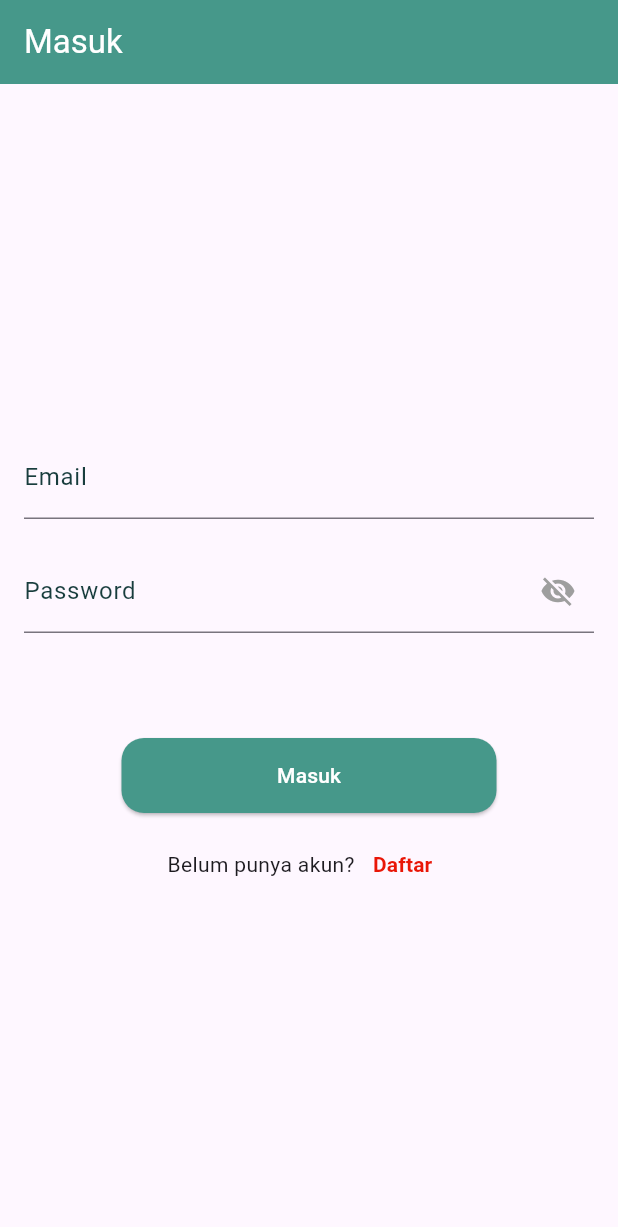
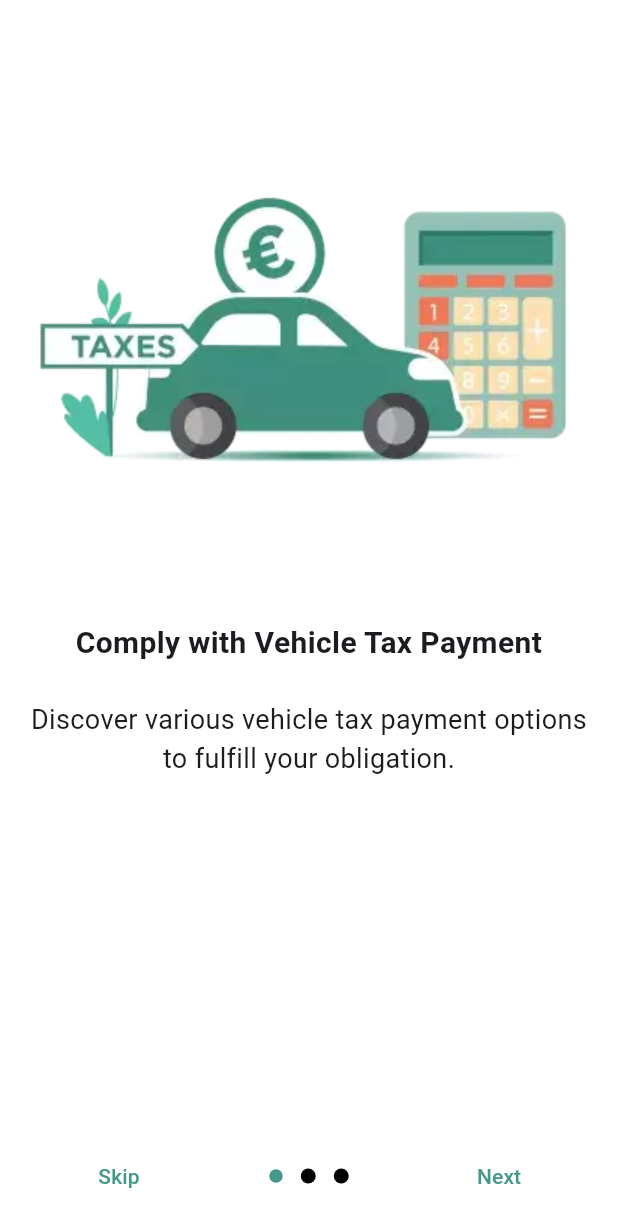
Before and after one commit to IkhwanWahyudi/MobiTax, a Flutter app: the screen it shows after launch, on a phone screen of 412 x 824 dp. Shown: the top 1227 px of the screen. Run offline on Flutter 3.47's test engine with Material 3 defaults, Android fonts, the phone set to English and light mode, and no system bars; drawn by our look-alikes of introduction_screen; our stand-ins replace cloud_firestore, firebase_auth, firebase_core; accounts and stored records are empty.

Commit message:
introduction Page

```diff
--- /dev/null
+++ b/lib/introductionPage.dart
@@ -0,0 +1,122 @@
+import 'package:flutter/material.dart';
+import 'package:introduction_screen/introduction_screen.dart';
+import 'package:mobi_tax/sign_in.dart';
+
+class IntroductionPage extends StatefulWidget {
+  const IntroductionPage({Key? key});
+
+  @override
+  _IntroductionPageState createState() => _IntroductionPageState();
+}
+
+class _IntroductionPageState extends State<IntroductionPage> {
+  final introKey = GlobalKey<IntroductionScreenState>();
+
+  void _onIntroductionComplete() {
+    Navigator.pushReplacement(
+      context,
+      MaterialPageRoute(builder: (context) => const SignIn()),
+    );
+  }
+
+  void _onIntroductionSkip() {
+    Navigator.pushReplacement(
+      context,
+      MaterialPageRoute(builder: (context) => const SignIn()),
+    );
+  }
+
+  @override
+  Widget build(BuildContext context) {
+    return Scaffold(
+      body: Theme(
+        data: ThemeData.light(),
+        child: IntroductionScreen(
+          dotsDecorator: const DotsDecorator(
+            size: Size(10.0, 10.0),
+            color: Colors.black, // Warna default indikator
+            activeColor: Color.fromRGBO(70, 152, 138,
+                1), // Warna indikator aktif (yang menunjukkan halaman saat ini)
+          ),
+          showSkipButton: true,
+          skip: const Text(
+            "Skip",
+            style: TextStyle(
+              color: Color.fromRGBO(70, 152, 138, 1),
+            ),
+          ),
+          next: const Text(
+            "Next",
+            style: TextStyle(
+              color: Color.fromRGBO(70, 152, 138, 1),
+            ),
+          ),
+          done: const Text(
+            "Finish",
+            style: TextStyle(
+              color: Color.fromRGBO(70, 152, 138, 1),
+            ),
+          ),
+          onDone: _onIntroductionComplete,
+          onSkip: _onIntroductionSkip,
+          pages: [
+            PageViewModel(
+              title: "Comply with Vehicle Tax Payment",
+              body:
+                  "Discover various vehicle tax payment options to fulfill your obligation.",
+              image: Padding(
+                padding: const EdgeInsets.only(top: 50),
+                child: Container(
+                  alignment: Alignment.topCenter,
+                  child: Image.asset(
+                    'assets/tax.png',
+                    fit: BoxFit.fill,
+                  ),
+                ),
+              ),
+              decoration: const PageDecoration(
+                pageColor: Colors.white,
+              ),
+            ),
+            PageViewModel(
+              title: "Track Payment History",
+              body:
+                  "Effortlessly track and manage your payment history for better financial planning.",
+              image: Padding(
+                padding: const EdgeInsets.only(top: 50),
+                child: Container(
+                  alignment: Alignment.topCenter,
+                  child: Image.asset(
+                    'assets/history.jpg',
+                    fit: BoxFit.fill,
+                  ),
+                ),
+              ),
+              decoration: const PageDecoration(
+                pageColor: Colors.white,
+              ),
+            ),
+            PageViewModel(
+              title: "Join Us in Tax Compliance",
+              body:
+                  "Be a responsible citizen. Pay your taxes on time and contribute to the nation's development.",
+              image: Padding(
+                padding: const EdgeInsets.only(top: 50),
+                child: Container(
+                  alignment: Alignment.topCenter,
+                  child: Image.asset(
+                    'assets/citizen.jpg',
+                    fit: BoxFit.fill,
+                  ),
+                ),
+              ),
+              decoration: const PageDecoration(
+                pageColor: Colors.white,
+              ),
+            ),
+          ],
+        ),
+      ),
+    );
+  }
+}
--- a/lib/main.dart
+++ b/lib/main.dart
@@ -5,6 +5,7 @@ import 'package:firebase_core/firebase_core.dart';
 import 'package:flutter/cupertino.dart';
 import 'package:flutter/material.dart';
 import 'package:mobi_tax/firebase_options.dart';
+import 'package:mobi_tax/introductionPage.dart';
 import 'package:mobi_tax/profil_page.dart';
 import 'package:mobi_tax/sign_in.dart';
 
@@ -25,7 +26,7 @@ class MyApp extends StatelessWidget {
   @override
   Widget build(BuildContext context) {
     return MaterialApp(
-      title: 'Flutter Demo',
+      title: 'MobiTax',
       // theme: ThemeData(
       //   colorScheme: ColorScheme.fromSeed(seedColor: Colors.deepPurple),
       //   useMaterial3: true,
@@ -37,7 +38,7 @@ class MyApp extends StatelessWidget {
           if (snapshot.hasData) {
             return const BottomNavigation();
           } else {
-            return const SignIn();
+            return const IntroductionPage();
           }
         },
       ),
--- a/lib/profil_page.dart
+++ b/lib/profil_page.dart
@@ -157,7 +157,6 @@ class Profile extends StatelessWidget {
                         .doc(user?.uid)
                         .collection('data_diri')
                         .snapshots(),
-
                     builder: (BuildContext context,
                         AsyncSnapshot<QuerySnapshot> snapshot) {
                       if (snapshot.connectionState == ConnectionState.waiting) {
@@ -319,6 +318,7 @@ class Profile extends StatelessWidget {
                               child: Text(
                                 'Edit Profil',
                                 style: TextStyle(
+                                  color: Colors.white,
                                   fontSize: 16,
                                   fontWeight: FontWeight.bold,
                                 ),
@@ -327,8 +327,7 @@ class Profile extends StatelessWidget {
                           ),
                         ],
                       );
-                  })
-            )
+                    }))
           ],
         ),
       ),
--- a/pubspec.yaml
+++ b/pubspec.yaml
@@ -38,6 +38,7 @@ dependencies:
   cloud_firestore: ^4.13.3
   firebase_auth: ^4.15.0
   firebase_core: ^2.24.0
+  introduction_screen: ^3.1.12
 
 dev_dependencies:
   flutter_test:
```
Also changed, not shown: lib/home_page.dart (+32 -31 lines), lib/sign_in.dart (+37 -6 lines), lib/transaksi.dart (+41 -38 lines), assets/citizen.jpg (added), assets/history.jpg (added), assets/tax.png (added), pubspec.lock. Lines whose indentation alone changed are shown as unchanged.
